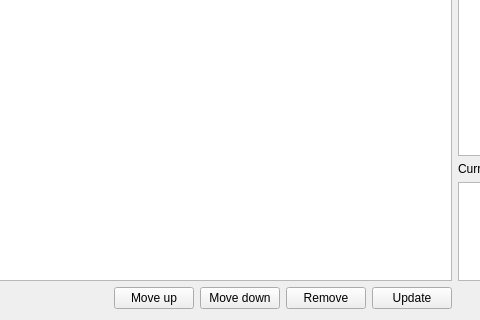
Above: ui/TransitionEditorWindow.ui from mym-br/gama_tts_editor before the change; both pictures show x 461 to 941 and y 380 to 700 of the 1200 by 700 pixel window. Below: the same form after it.
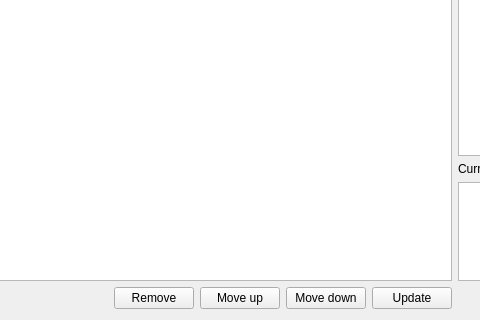
That is the form after the change. Custom widgets are drawn as their Qt base class.

Diff of the .ui file:
```diff
--- a/ui/TransitionEditorWindow.ui
+++ b/ui/TransitionEditorWindow.ui
@@ -284,6 +284,13 @@
         </property>
        </spacer>
       </item>
+      <item>
+       <widget class="QPushButton" name="removePointButton">
+        <property name="text">
+         <string>Remove</string>
+        </property>
+       </widget>
+      </item>
       <item>
        <widget class="QPushButton" name="movePointUpButton">
         <property name="text">
@@ -298,13 +305,6 @@
         </property>
        </widget>
       </item>
-      <item>
-       <widget class="QPushButton" name="removePointButton">
-        <property name="text">
-         <string>Remove</string>
-        </property>
-       </widget>
-      </item>
       <item>
        <widget class="QPushButton" name="updateTransitionButton">
         <property name="text">
```
